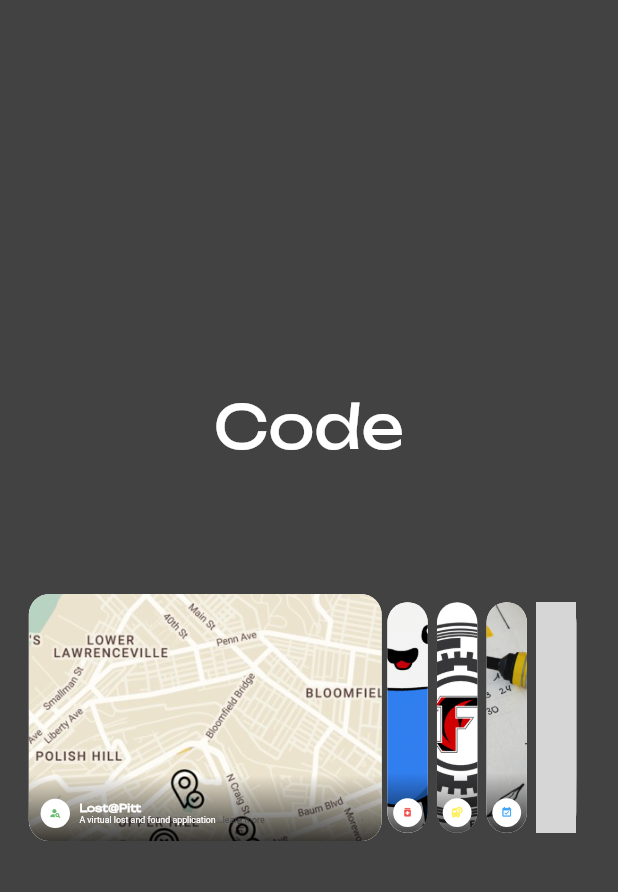
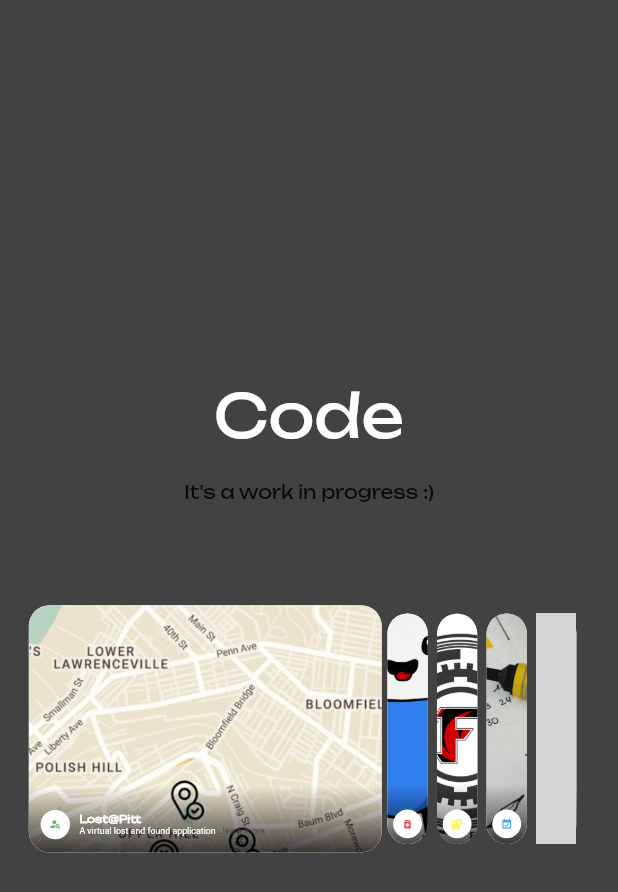
Before and after one commit to jeffzheng13/jeffzheng13.github.io, a Flutter app: the projectPage screen opened directly, on a phone screen of 412 x 824 dp. Shown: the top 892 px of the screen. Run offline on Flutter 3.47's test engine with Material 2 defaults, Android fonts, the phone set to English and light mode, and no system bars; drawn by our look-alikes of animated_text_kit; our stand-ins replace animate_do, ionicons, transparent_image; missing offline and left inert: dart:html, flutter_animated_button, vertical_card_pager; grey boxes are pictures that could not be loaded.

Commit message:
Work in progress tag

```diff
--- a/lib/projectPage.dart
+++ b/lib/projectPage.dart
@@ -131,7 +131,7 @@ class _projectPageState extends State<projectPage> {
                     ]),
                   )),
               //Text("My Projects", style: TextStyle(fontSize: 30), ,),
-              //Text("It's a work in progress :)", style: TextStyle(fontSize: 12),),
+              Text("It's a work in progress :)", style: TextStyle(fontSize: 12),),
               Padding(padding: EdgeInsets.all(32)),
               FittedBox(
                 fit: BoxFit.fitWidth,
```
